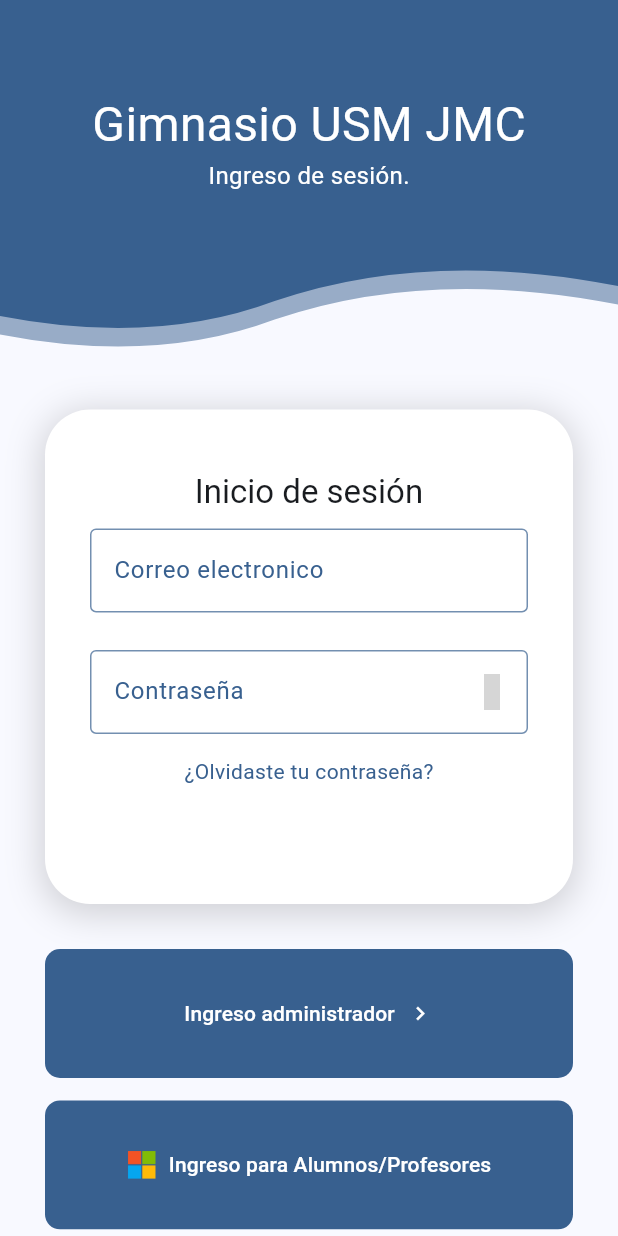
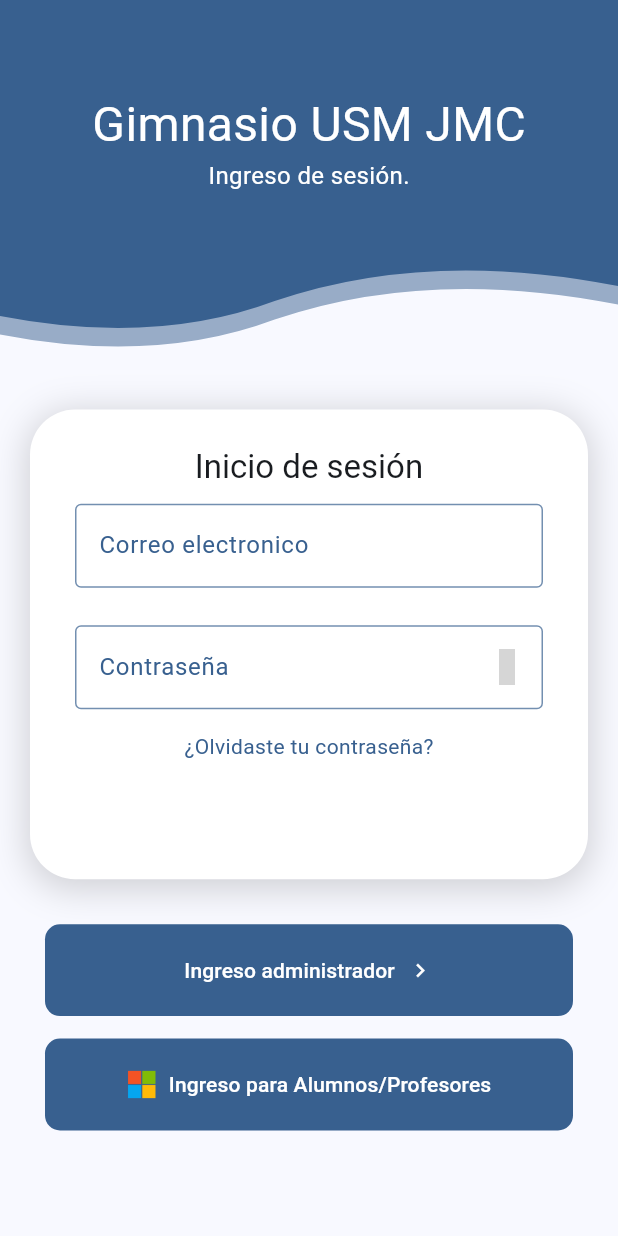
Before and after one commit to nattohd/gym_app, a Flutter app: the screen it shows after launch, on a phone screen of 412 x 824 dp. Run offline on Flutter 3.47's test engine with Material 2 defaults, Android fonts, the phone set to English and light mode, and no system bars; our stand-ins replace cloud_firestore, firebase_auth, firebase_core, flutter_custom_clippers, font_awesome_flutter, go_router and 2 more; missing offline and left inert: qr_code_scanner, string_normalizer; accounts and stored records are empty; grey boxes are pictures that could not be loaded.

Commit message:
fixing scroll login screen

```diff
--- a/lib/src/screens/user/login_screen.dart
+++ b/lib/src/screens/user/login_screen.dart
@@ -12,7 +12,6 @@ class LoginScreen extends StatelessWidget {
     TextEditingController passwordCtrl = TextEditingController();
     final formKey = GlobalKey<FormState>();
     return Scaffold(
-      resizeToAvoidBottomInset: false,
       body: ListView(
         children: [
           const HeaderLogin(),
@@ -25,6 +24,7 @@ class LoginScreen extends StatelessWidget {
             formKey: formKey,
             controllers: [emailCtrl, passwordCtrl],
           ),
+          const SizedBox(height: 20),
         ],
       ),
     );
--- a/lib/src/screens/user/widgets/button_microsoft_login.dart
+++ b/lib/src/screens/user/widgets/button_microsoft_login.dart
@@ -20,7 +20,7 @@ class ButtonMicrosoftLogin extends StatelessWidget {
             ),
           ),
           padding: MaterialStatePropertyAll(
-            EdgeInsets.symmetric(vertical: size.height * 0.04),
+            EdgeInsets.symmetric(vertical: size.height * 0.025),
           ),
         ),
         onPressed: () async {
--- a/lib/src/screens/user/widgets/button_normal_login.dart
+++ b/lib/src/screens/user/widgets/button_normal_login.dart
@@ -23,7 +23,7 @@ class ButtonNormalLogin extends StatelessWidget {
             ),
           ),
           padding: MaterialStatePropertyAll(
-            EdgeInsets.symmetric(vertical: size.height * 0.04),
+            EdgeInsets.symmetric(vertical: size.height * 0.025),
           ),
         ),
         onPressed: () async {
--- a/lib/src/screens/user/widgets/form.dart
+++ b/lib/src/screens/user/widgets/form.dart
@@ -29,10 +29,10 @@ class _FormWidgetState extends State<FormWidget> {
       key: widget.formKey,
       child: Container(
         padding:
-            EdgeInsets.symmetric(vertical: size.height * 0.05, horizontal: 30),
-        margin: const EdgeInsets.only(top: 30, left: 30, right: 30, bottom: 10),
+            EdgeInsets.symmetric(vertical: size.height * 0.03, horizontal: 30),
+        margin: const EdgeInsets.only(top: 30, left: 20, right: 20, bottom: 10),
         width: size.width,
-        height: size.height * 0.40,
+        height: size.height * 0.38,
         decoration: BoxDecoration(
           color:
               isDarkMode ? const Color.fromARGB(255, 21, 21, 21) : Colors.white,
```
